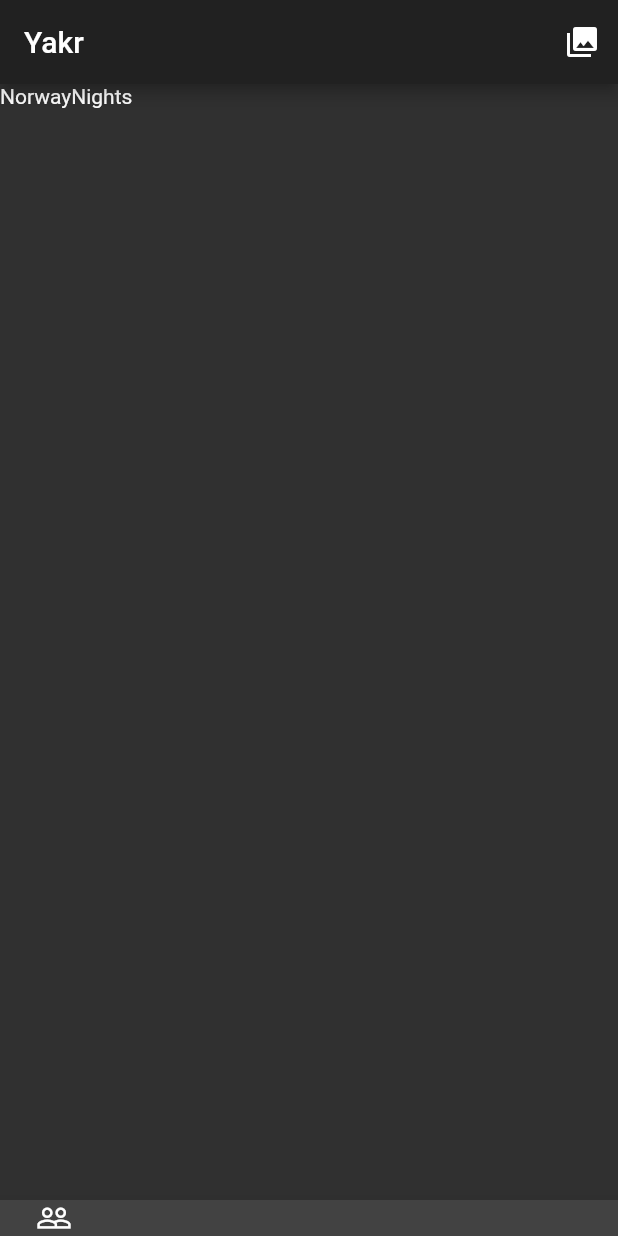
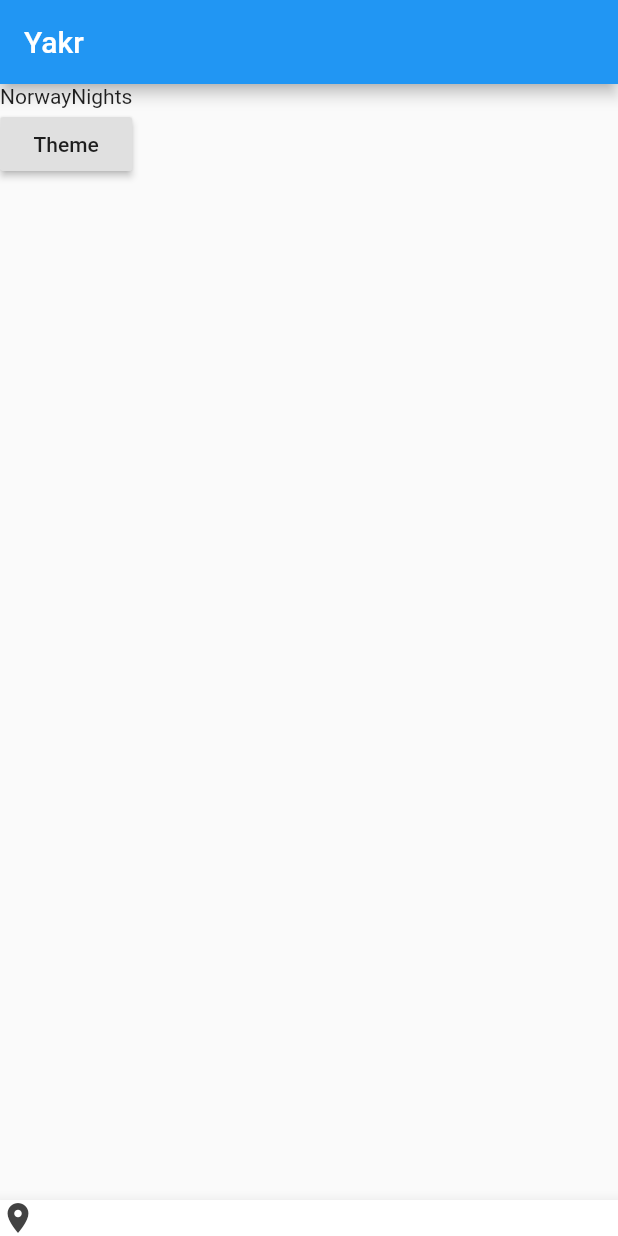
Before and after one commit to nel-sam/yakr, a Flutter app: the screen it shows after launch, on a phone screen of 412 x 824 dp. Run offline on Flutter 3.47's test engine with Material 2 defaults, Android fonts, the phone set to English and light mode, and no system bars; our stand-ins replace bloc, equatable, flutter_bloc; missing offline and left inert: aad_oauth.

Commit message:
Got it working

```diff
--- a/lib/main.dart
+++ b/lib/main.dart
@@ -1,15 +1,6 @@
 import 'package:flutter/material.dart';
-import 'package:flutter_bloc/flutter_bloc.dart';
-import 'package:yakr/src/blocs/theme_bloc.dart';
 import 'package:yakr/src/ui/home.dart';
 
 void main() {
-  runApp(MultiBlocProvider(
-    providers: [
-      BlocProvider<ThemeBloc>(
-        builder: (context) => ThemeBloc(),
-      ),
-    ],
-    child: Home(),
-  ));
+  runApp(Home());
 }
--- a/lib/src/blocs/theme_bloc.dart
+++ b/lib/src/blocs/theme_bloc.dart
@@ -8,13 +8,13 @@ class ThemeBloc extends Bloc<ThemeEvent, ThemeState> {
   }
 
   @override
-  get initialState => ThemeState.initial();
+  ThemeState get initialState => ThemeState.initial();
 
   @override
   Stream<ThemeState> mapEventToState(ThemeEvent event) async* {
     switch(event.runtimeType) {
       case SetThemeEvent:
-        yield currentState..selectedThemeKey = event.themeKey;
+        yield ThemeChanged(event.themeKey);
         break;
       default:
         break;
--- a/lib/src/blocs/theme_event.dart
+++ b/lib/src/blocs/theme_event.dart
@@ -1,5 +1,9 @@
-abstract class ThemeEvent {
-  String themeKey;
+import 'package:equatable/equatable.dart';
+import 'package:meta/meta.dart';
+
+@immutable
+abstract class ThemeEvent  extends Equatable {
+  final String themeKey;
   ThemeEvent(this.themeKey);
 }
 
--- a/lib/src/blocs/theme_state.dart
+++ b/lib/src/blocs/theme_state.dart
@@ -1,11 +1,21 @@
 import 'package:yakr/src/ui/yakr_themes.dart';
+import 'package:equatable/equatable.dart';
+import 'package:meta/meta.dart';
 
-class ThemeState {
+@immutable
+class ThemeState extends Equatable {
   String selectedThemeKey;
 
   ThemeState._();
+  ThemeState([List props = const []]) : super(props);
 
   factory ThemeState.initial() {
     return ThemeState._()..selectedThemeKey = YakrThemes.defaultTheme;
   }
 }
+
+class ThemeChanged extends ThemeState {
+    final String selectedThemeKey;
+
+    ThemeChanged(this.selectedThemeKey): super([selectedThemeKey]);
+}
--- a/lib/src/ui/home.dart
+++ b/lib/src/ui/home.dart
@@ -14,56 +14,50 @@ class Home extends StatefulWidget {
 }
 
 class _HomeState extends State<Home> {
-  ThemeBloc _themeBloc;
-
-  @override
-  initState() {
-    super.initState();
-    _themeBloc = BlocProvider.of<ThemeBloc>(context);
-  }
-
   Widget build(BuildContext context) {
-    return BlocBuilder<ThemeBloc, ThemeState>(
-      builder: (context, state) {
     return MaterialApp(
       navigatorKey: Home.navKey,
-          theme: YakrThemes.availableThemes[state.selectedThemeKey] ??
-              YakrThemes.availableThemes[YakrThemes.defaultTheme],
+      // theme: YakrThemes.availableThemes[state.selectedThemeKey] ??
+      //     YakrThemes.availableThemes[YakrThemes.defaultTheme],
       title: widget.appTitle,
       home: Scaffold(
         appBar: AppBar(
           title: Text(widget.appTitle),
           //textTheme: TextTheme(title: TextStyle(color: Home.textColor)),
-              actions: [
-                IconButton(
-                  icon: Icon(Icons.collections),
-                  onPressed: () {
-                    setState(() {
-                      if (state.selectedThemeKey == YakrThemes.defaultTheme)
-                        _themeBloc.setTheme("DowntownOslo");
-                      else
-                        _themeBloc.setTheme(YakrThemes.defaultTheme);
-                   });
-                  },
-                )
-              ],
           //iconTheme: IconThemeData(color: Home.textColor),
           //backgroundColor: Colors.white70,
         ),
-            body: Container(
-              child: Text(state.selectedThemeKey),
+        body: BlocProvider(
+          builder: (context) => ThemeBloc(),
+          child: BlocBuilder<ThemeBloc, ThemeState>(
+              builder: (BuildContext context, ThemeState state) {
+            return Container(
+                child: Column(
+              children: <Widget>[
+                Text(state.selectedThemeKey),
+                RaisedButton(
+                    child: Text("Theme"),
+                    onPressed: () {
+                      final bloc = BlocProvider.of<ThemeBloc>(context);
+                      //setState(() {
+                      if (state.selectedThemeKey == YakrThemes.defaultTheme)
+                        bloc.setTheme("DowntownOslo");
+                      else
+                        bloc.setTheme(YakrThemes.defaultTheme);
+                      //});
+                    })
+              ],
+            ));
+          }),
         ),
         bottomNavigationBar: BottomAppBar(
           child: Row(
             children: [
               Icon(Icons.room, color: Home.textColor),
-                  Icon(Icons.people_outline)
             ],
           ),
         ),
       ),
     );
-      },
-    );
   }
 }
--- a/pubspec.yaml
+++ b/pubspec.yaml
@@ -22,6 +22,7 @@ dependencies:
 
   aad_oauth: "^0.1.7"
   flutter_bloc: ^0.20.0
+  equatable: ^0.1.0
 
   # The following adds the Cupertino Icons font to your application.
   # Use with the CupertinoIcons class for iOS style icons.
```
Also changed, not shown: pubspec.lock. Lines whose indentation alone changed are shown as unchanged.
